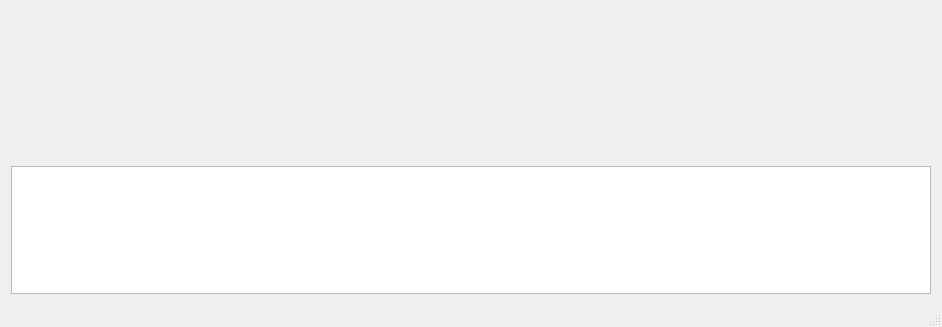
Ravirael/ImageBrowser, file mainwindow.ui: the form before one commit; both pictures show x 0 to 942 and y 355 to 682 of the 942 by 682 pixel window.
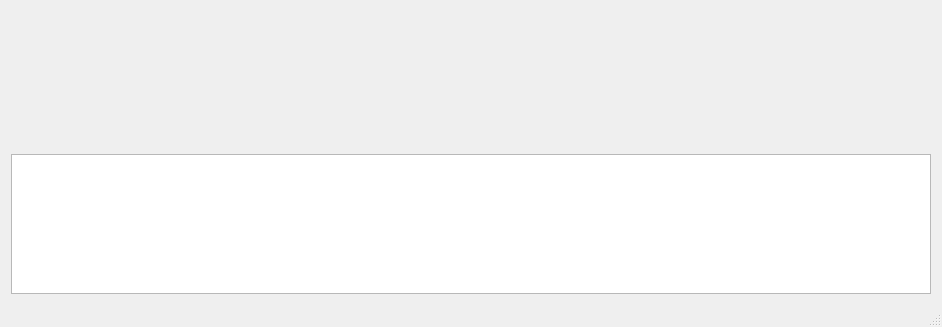
The form after the commit.

What changed in the file:
```diff
--- a/mainwindow.ui
+++ b/mainwindow.ui
@@ -47,7 +47,7 @@
          <x>0</x>
          <y>0</y>
          <width>924</width>
-         <height>477</height>
+         <height>454</height>
         </rect>
        </property>
       </widget>
@@ -58,7 +58,7 @@
       <property name="maximumSize">
        <size>
         <width>16777215</width>
-        <height>128</height>
+        <height>140</height>
        </size>
       </property>
      </widget>
```
Left out of the diff: 2 changed lines with no effect on the pictures.
